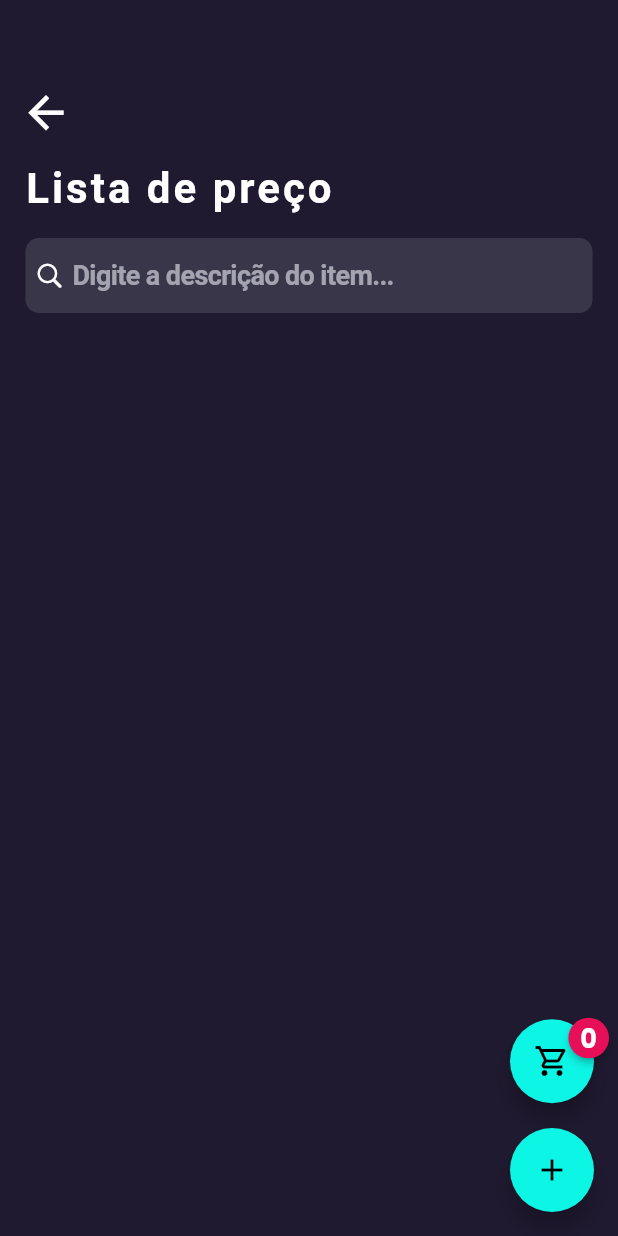
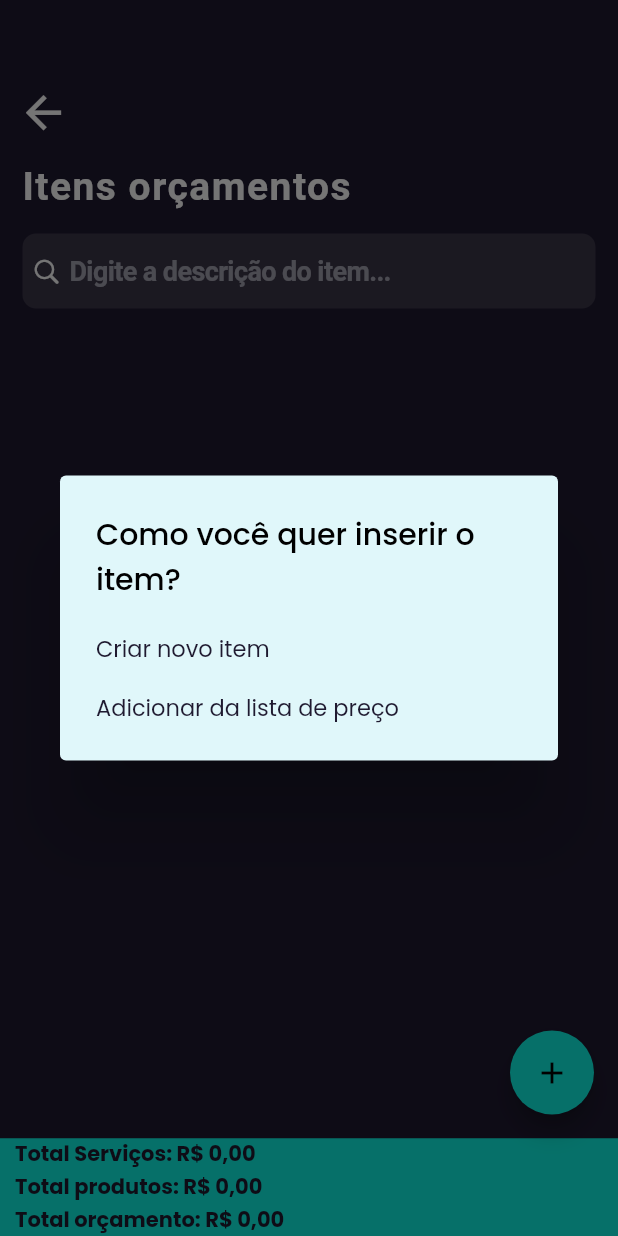
Before and after one commit to brdacon1/budget_flutter, a Flutter app: the ListaItensOrcamento screen opened directly with empty values, after a tap on the "add" icon, on a phone screen of 412 x 824 dp. Run offline on Flutter 3.47's test engine with Material 2 defaults, Android fonts, the phone set to English and light mode, and no system bars; drawn by our look-alikes of badges; our stand-ins replace adaptive_theme, awesome_dialog, cloud_firestore, dotted_border, expansion_tile_card, extended_masked_text and 17 more; missing offline and left inert: cloud_firestore_web, contact_picker_web, dart:ffi, firebase_auth_web, firebase_core_web, flutter_inapp_purchase and 3 more; accounts and stored records are empty; Roboto replaces fonts that are missing (Heebo); project files that could hold a hidden picture were left out.

Commit message:
Melhoria lista de preço

```diff
--- a/lib/Objetos/globalUIDOrcamento.dart
+++ b/lib/Objetos/globalUIDOrcamento.dart
@@ -1,6 +1,6 @@
 library oflite.globals;
 
-String? IDORCAMENTO;
+String? IDORCAMENTO = '';
 String? IDRECIBO;
 String? ID;
 String? DATA;
@@ -16,3 +16,4 @@ String? NOMECLIENTE;
 String? NOMEEMPRESA;
 String? STATUS;
 double? VALORTOTAL;
+bool? fromListItem = false;
--- a/lib/Pages/ListaItensOrcamento.dart
+++ b/lib/Pages/ListaItensOrcamento.dart
@@ -32,6 +32,7 @@ class _ListaItensOrcamento extends State<ListaItensOrcamento> {
   var deleteItens = <ObjectListItens>[];
   ObjectListItens novo = ObjectListItens();
   convert_coin moneyConvert = convert_coin();
+  var displayAlert = DisplayAlert();
   var db = Db();
   Color enabled = const Color(0xFF827F8A);
   Color enabledtxt = Colors.white;
@@ -622,20 +623,30 @@ class _ListaItensOrcamento extends State<ListaItensOrcamento> {
           FloatingActionButton(
             heroTag: "adicionar",
             onPressed: () async {
-              Navigator.push(
-                context,
-                MaterialPageRoute(
-                    builder: (context) => pg_priceList(item: widget.item, fromMenu: false,)),
-              ).then((value) => setState(() {
-                try{
-                  setState(()  async {
-                    await getListItens();
-                  });
+              await displayAlert.listNotification(context).then((value) => {
+                if(value == "Criar novo item"){
+                  Orcamento.fromListItem = true,
+                  Navigator.push(
+                    context,
+                    MaterialPageRoute(
+                        builder: (context) => PgCreateProduct(item: novo)),
+                  ).then((value) => setState(() {
+                      Orcamento.fromListItem = false;
+                      getListItens();
+                  })),
                 }
-                catch (e){
-                  print(e);
+                else if(value == "Adicionar da lista de preço"){
+                  Orcamento.fromListItem = false,
+                  Navigator.push(
+                    context,
+                    MaterialPageRoute(
+                        builder: (context) => pg_priceList(item: widget.item, fromMenu: false)),
+                  ).then((value) => setState(()  {
+                     Orcamento.fromListItem = false;
+                     getListItens();
+                  })),
                 }
-              }));
+              });
             },
             backgroundColor: buttonColor,
             child: const Icon(Icons.add, color: Colors.black,),
--- a/lib/Pages/pg_PoupSearch.dart
+++ b/lib/Pages/pg_PoupSearch.dart
@@ -47,6 +47,7 @@ class _pg_PoupSearch extends State<pg_PoupSearch> {
   @override
   initState() {
     try {
+      Orcamento.IDORCAMENTO = '';
       _loadAd();
       setState(() async {
         await getInformationOrcamento();
@@ -837,6 +838,7 @@ class _pg_PoupSearch extends State<pg_PoupSearch> {
                                         ),
                                       ).then((value) => setState(() {
                                             try {
+                                              Orcamento.IDORCAMENTO = '';
                                               setState(() async {
                                                 await getInformationOrcamento();
                                                 setState(() {
@@ -985,6 +987,7 @@ class _pg_PoupSearch extends State<pg_PoupSearch> {
                   ).then((value) => setState(() {
                     try {
                       setState(() async {
+                        Orcamento.IDORCAMENTO = '';
                         await getInformationOrcamento();
                         setState(() {
                           deleteItens.clear();
--- a/lib/Pages/pg_TabOrcamento.dart
+++ b/lib/Pages/pg_TabOrcamento.dart
@@ -101,7 +101,7 @@ class _pg_TabOrcamentoState extends State<pg_TabOrcamento> {
             ),
             BottomNavigationBarItem(
               icon: Icon(Icons.more_horiz),
-              label: 'Opções',
+              label: 'Mais',
             ),
           ],
         ),
--- a/lib/Pages/pg_createProduct.dart
+++ b/lib/Pages/pg_createProduct.dart
@@ -5,6 +5,7 @@ import 'package:google_fonts/google_fonts.dart';
 import 'package:oflite/Models/convert_coin.dart';
 import 'package:oflite/anmition/fadeanimation.dart';
 import 'package:cloud_firestore/cloud_firestore.dart';
+import '../Models/Db.dart';
 import '../Objetos/ObjectListItens.dart';
 import 'package:oflite/Objetos/globalUIDUser.dart' as UID;
 import 'package:oflite/Objetos/globalUIDOrcamento.dart' as Orcamento;
@@ -40,6 +41,7 @@ class _PgCreateProduct extends State<PgCreateProduct> {
   String? nameButton;
   String? titlePage;
   bool fieldVisible = false;
+  var db = Db();
   ObjectListItens ITENS = ObjectListItens();
   final controller = MoneyMaskedTextController(leftSymbol: 'R\$ ');
   final controllerTotal = MoneyMaskedTextController(leftSymbol: 'R\$ ');
@@ -47,9 +49,7 @@ class _PgCreateProduct extends State<PgCreateProduct> {
 
   @override
   initState() {
-    super.initState();
-    try{
-      setState(()  async {
+    setState(() {
       if(widget.item.DESCRICAO.toString() != 'null')
       {
         nameButton = 'ATUALIZAR';
@@ -71,6 +71,12 @@ class _PgCreateProduct extends State<PgCreateProduct> {
       }
       else
       {
+        if(Orcamento.fromListItem == true) {
+          fieldVisible = true;
+        }
+        else{
+          fieldVisible = false;
+        }
         nameButton = 'SALVAR';
         titlePage = 'Criar item';
         _categoriaText.text = 'Serviços';
@@ -78,12 +84,9 @@ class _PgCreateProduct extends State<PgCreateProduct> {
         _qtdText.text = '';
         controller.text = '';
         _descricaoText.text = '';
-          fieldVisible = false;
       }
     });
-    }
-    catch (e){
-    }
+    super.initState();
   }
 
   Future <void> UpadateItensInPriceList(ObjectListItens itens) async {
@@ -123,8 +126,8 @@ class _PgCreateProduct extends State<PgCreateProduct> {
     }
   }
 
-  Future <void> SaveItensInPriceList(ObjectListItens itens) async {
-
+  Future <String> SaveItensInPriceList(ObjectListItens itens) async {
+    String id = '';
     try{
       await FirebaseFirestore.instance
           .collection("EMPRESAS/${UID.USER}/USERS/${UID.USER}/PRICELIST")
@@ -137,12 +140,12 @@ class _PgCreateProduct extends State<PgCreateProduct> {
         'COLOR': 'false',
         'IDPRODUCT': itens.IDPRODUCT,
       }).then((value) async {
-
-      }).then((value) {
+         id = value.id;
       });
     }catch (e){
       notificationError(context, "Erro!", "Não foi possível adicionar um novo item em sua lista de preço");
     }
+    return id;
   }
 
   void notification(BuildContext context, String firstMessage, String secondMessage) {
@@ -499,12 +502,22 @@ class _PgCreateProduct extends State<PgCreateProduct> {
                                       double cleanAmount = moneyConvert.convertFromString(controller.text);
                                       if(nameButton == 'SALVAR')
                                       {
+                                        double cleanAmount = moneyConvert.convertFromString(controller.text);
+                                        double totalPrice = cleanAmount * double.parse(_qtdText.text.replaceAll(',', '.'));
                                         ITENS.CATEGORIA = _categoriaText.text;
                                         ITENS.DESCRICAO = _descricaoText.text;
                                         ITENS.MEDIDA = _unidadeText.text.toString();
                                         ITENS.PRECO = cleanAmount;
-                                        ITENS.QTD = 0;
-                                        await SaveItensInPriceList(ITENS).then((value) => {
+                                        ITENS.QTD = double.parse(_qtdText.text.replaceAll(',', '.'));
+                                        controllerTotal.text = totalPrice.toStringAsFixed(2);
+                                        ITENS.TOTAL = totalPrice;
+                                        await SaveItensInPriceList(ITENS).then((value) async => {
+                                          if(Orcamento.fromListItem == true){
+                                               ITENS.id = value,
+                                               print(ITENS.id),
+                                               await db.salvaItensList(ITENS).then((value) => {
+                                            })
+                                          },
                                           notification(context, "Feito!", "Item adicionado com sucesso!"),
                                         });
                                       }
@@ -558,7 +571,6 @@ class _PgCreateProduct extends State<PgCreateProduct> {
                         ]
                     ),
                   ),
-
               ]
           ),
         ),
--- a/lib/Pages/pg_paymentList.dart
+++ b/lib/Pages/pg_paymentList.dart
@@ -303,12 +303,12 @@ class _PgPaymentList extends State<PgPaymentList> {
           height: 65.0,
           color: buttonColor,
           child: Column(
-            crossAxisAlignment: CrossAxisAlignment.start, // Alinhar à esquerda
+            crossAxisAlignment: CrossAxisAlignment.start,
             mainAxisAlignment: MainAxisAlignment.center,
             children: [
               Padding(padding: const EdgeInsets.only(left: 10),
                 child: Text(
-                  "Total produtos: ${moneyConvert.convertFromDouble(widget.recibos.VALORTOTAL!)}",
+                  "Total pago: ${moneyConvert.convertFromDouble(widget.recibos.VALORTOTAL!)}",
                   style: const TextStyle(color: bgColor, fontWeight: FontWeight.bold,),
                 ),
               ),
--- a/lib/Pages/pg_priceList.dart
+++ b/lib/Pages/pg_priceList.dart
@@ -43,15 +43,9 @@ class _pg_priceList extends State<pg_priceList>  {
   @override
   initState() {
     super.initState();
-    try{
-      setState(()  async {
-        await getListItens().then((value) => {
-              setState(() {}),
-        });
-      });
-    }
-    catch (e){
-    }
+    setState(()  {
+      getListItens();
+    });
   }
 
   Future <bool> salvaItensList() async {
@@ -571,6 +565,7 @@ class _pg_priceList extends State<pg_priceList>  {
 
     orcamentos = [];
     orcamentos = list;
+    setState(() {});
     return List<ObjectListItens>.from(orcamentos);
   }
 
--- a/lib/Services/display_alert.dart
+++ b/lib/Services/display_alert.dart
@@ -364,6 +364,45 @@ class DisplayAlert {
     });
   }
 
+   Future<String> listNotification(BuildContext context) async {
+     List<String> values = ['Criar novo item', 'Adicionar da lista de preço'];
+     String resultText = "";
+     await showDialog(
+         context: context,
+         builder: (BuildContext context) {
+       return SimpleDialog(
+         backgroundColor: Colors.cyan[50],
+         title: const Text("Como você quer inserir o item?", style: TextStyle(color: Colors.black),),
+         children: [
+           SizedBox(
+             width: MediaQuery.of(context).size.width,
+             child: ListView.builder(
+               shrinkWrap: true,
+               itemBuilder: (ctx, index) {
+                 return SimpleDialogOption(
+                   onPressed: () => Navigator.pop(context, values[index]),
+                   child: Column(
+                       mainAxisAlignment: MainAxisAlignment.start,
+                       crossAxisAlignment: CrossAxisAlignment.start,
+                       children: [
+                         Text(values[index], style: const TextStyle(color: bgColor,
+                             fontSize: 15.0)),
+                       ]
+                   ),
+                 );
+               },
+               itemCount: values.length,
+             ),
+           )
+         ],
+       );
+     },
+     ).then((value) => {
+         resultText = value ?? '',
+     });
+     return resultText;
+   }
+
   Future<void> notificationNotCloseScreen(BuildContext context, String firstMessage, String secondMessage) {
     final width = MediaQuery.of(context).size.width;
     final completer = Completer<void>();
```
Also changed, not shown: lib/Models/Db.dart (+16 -0 lines), 1 other file. Lines whose indentation alone changed are shown as unchanged.
